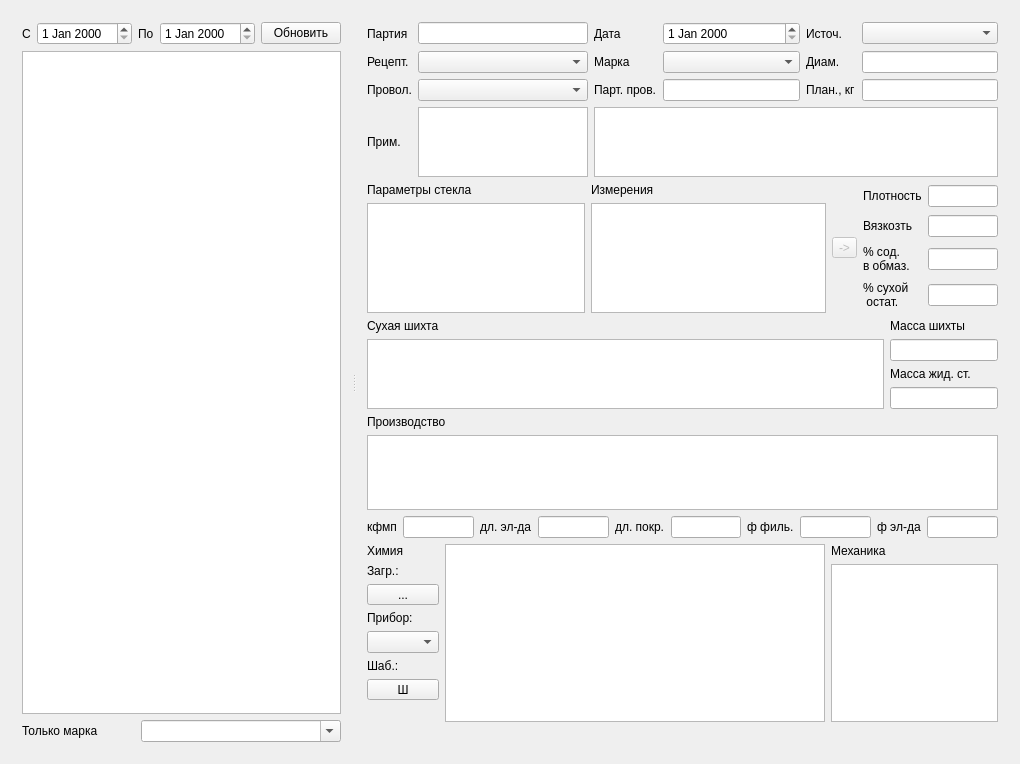
This is mainwidget.ui in Sergeyego/el_part as Qt 5 draws it before an edit. The edited form follows.
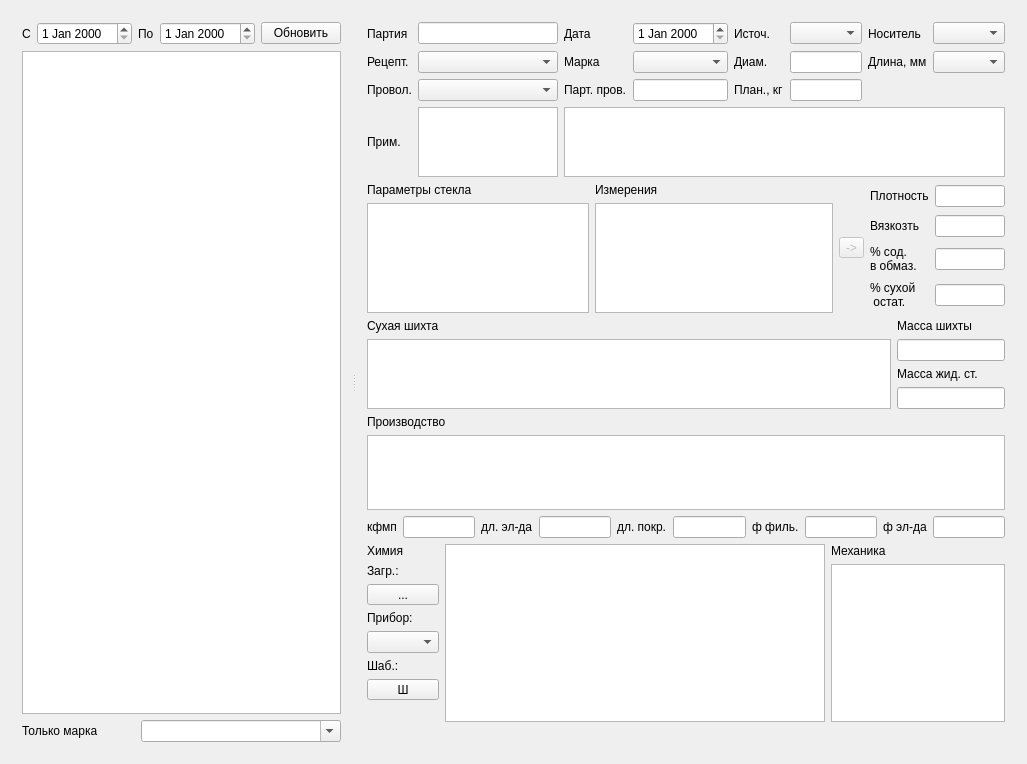
This is the edited form. Custom widgets are drawn as their Qt base class.

Commit message: Добавлены длина и упаковка

The edit to the form file:
```diff
--- a/mainwidget.ui
+++ b/mainwidget.ui
@@ -6,7 +6,7 @@
    <rect>
     <x>0</x>
     <y>0</y>
-    <width>1020</width>
+    <width>1024</width>
     <height>764</height>
    </rect>
   </property>
@@ -98,6 +98,13 @@
       <layout class="QVBoxLayout" name="verticalLayout_8">
        <item>
         <layout class="QGridLayout" name="gridLayout_2">
+         <item row="0" column="7">
+          <widget class="QLabel" name="label_34">
+           <property name="text">
+            <string>Носитель</string>
+           </property>
+          </widget>
+         </item>
          <item row="0" column="0">
           <widget class="QLabel" name="label_7">
            <property name="text">
@@ -244,7 +251,10 @@
            </property>
           </widget>
          </item>
-         <item row="3" column="2" colspan="5">
+         <item row="0" column="8">
+          <widget class="QComboBox" name="comboBoxPack"/>
+         </item>
+         <item row="3" column="2" colspan="7">
           <widget class="DbViewer" name="tableViewGlass">
            <property name="maximumSize">
             <size>
@@ -254,6 +264,16 @@
            </property>
           </widget>
          </item>
+         <item row="1" column="7">
+          <widget class="QLabel" name="label_35">
+           <property name="text">
+            <string>Длина, мм</string>
+           </property>
+          </widget>
+         </item>
+         <item row="1" column="8">
+          <widget class="QComboBox" name="comboBoxLong"/>
+         </item>
         </layout>
        </item>
        <item>
```
Left out of the diff: 15 changed lines with no effect on the pictures. The commit also changes 5 other files.
